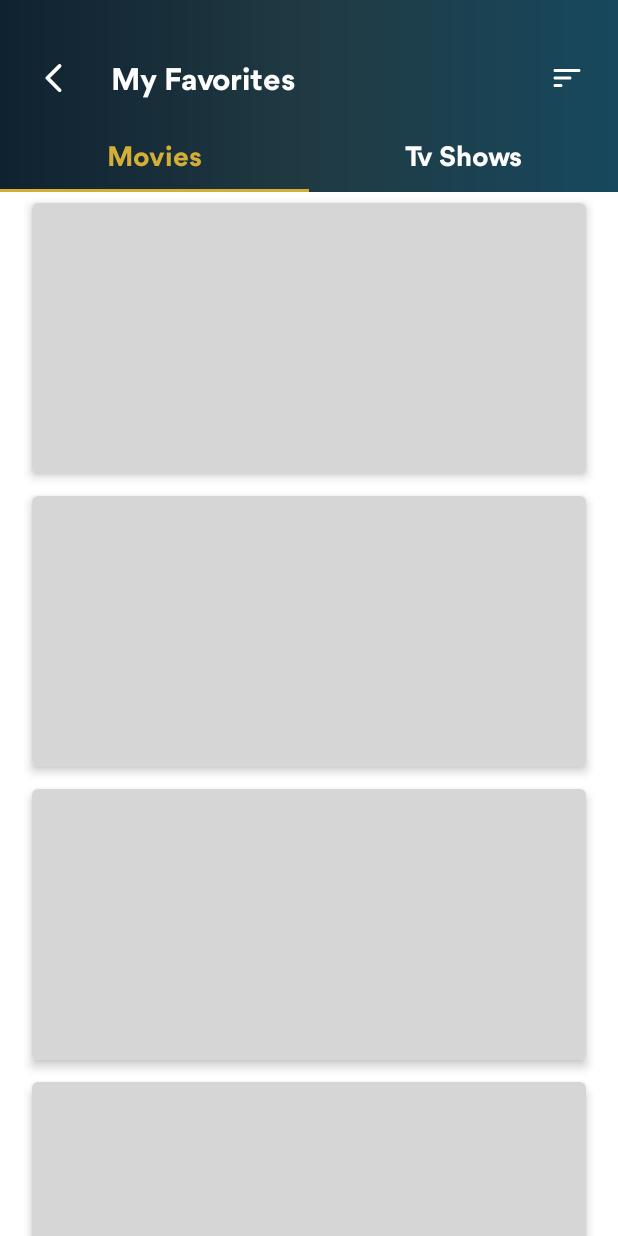
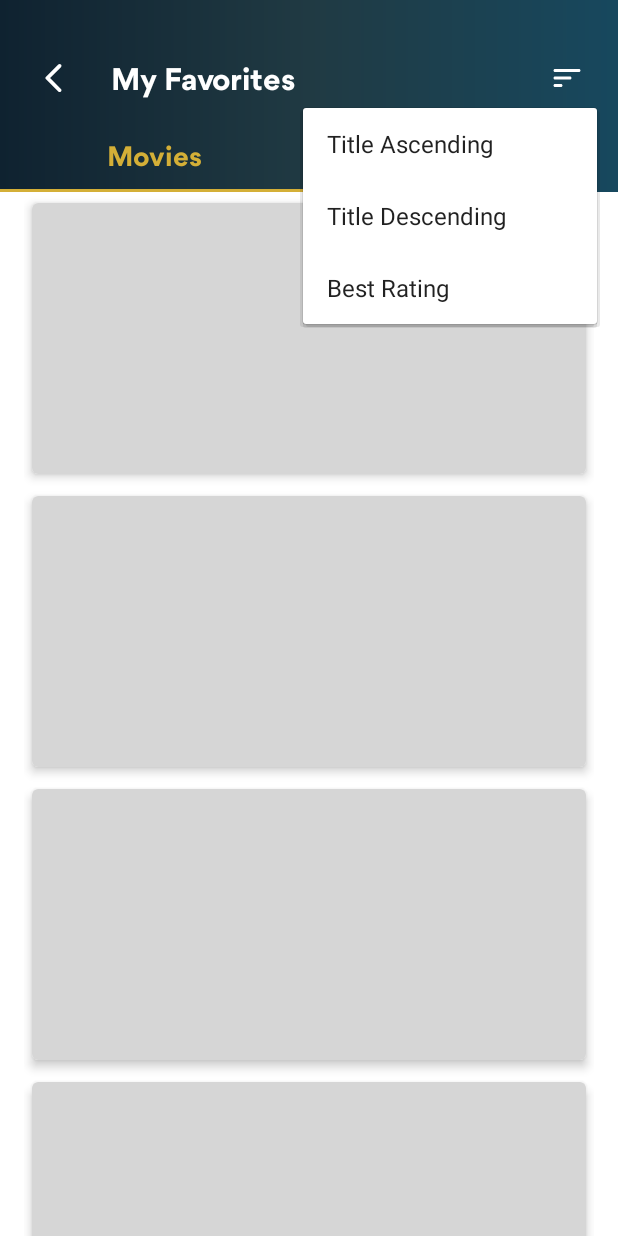
Before and after one commit to febianbatubara/MovieCatalog, an Android app: the FavMovieFragment screen opened directly, with no data from a screen before it, after a tap on "Bookmark to Favorite Button", on a phone screen of 412 x 824 dp. Run offline under Robolectric (Android 15) with nearby library versions, the phone set to English and light mode, and no system bars; our stand-ins replace Shimmer, paging; libraries missing offline, so code that uses them is left out: androidx.paging; 4 statements that could not run were skipped.

Commit message:
add favorite movie sorting

```diff
--- a/app/build.gradle
+++ b/app/build.gradle
@@ -60,6 +60,7 @@ dependencies {
 
     //database
     implementation "androidx.room:room-runtime:$roomRuntimeVersion"
+    implementation "org.jetbrains.kotlin:kotlin-stdlib:$kotlin_version"
     kapt "androidx.room:room-compiler:$roomVersion"
 
     //testing
--- a/app/src/main/java/com/febian/android/moviecatalog/data/CatalogDataSource.kt
+++ b/app/src/main/java/com/febian/android/moviecatalog/data/CatalogDataSource.kt
@@ -16,7 +16,7 @@ interface CatalogDataSource {
 
     fun getTvShowDetail(tvShowId: Int): LiveData<Resource<TvShowEntity>>
 
-    fun getFavoritedMovies(): LiveData<PagedList<MovieEntity>>
+    fun getFavoritedMovies(sort: String): LiveData<PagedList<MovieEntity>>
 
     fun getFavoritedTvShows(): LiveData<PagedList<TvShowEntity>>
 
--- a/app/src/main/java/com/febian/android/moviecatalog/data/source/local/room/CatalogDao.kt
+++ b/app/src/main/java/com/febian/android/moviecatalog/data/source/local/room/CatalogDao.kt
@@ -3,6 +3,7 @@ package com.febian.android.moviecatalog.data.source.local.room
 import androidx.lifecycle.LiveData
 import androidx.paging.DataSource
 import androidx.room.*
+import androidx.sqlite.db.SupportSQLiteQuery
 import com.febian.android.moviecatalog.data.source.local.entity.MovieEntity
 import com.febian.android.moviecatalog.data.source.local.entity.TvShowEntity
 
@@ -12,8 +13,8 @@ interface CatalogDao {
     @Query("SELECT * FROM movie_entities")
     fun getMovies(): DataSource.Factory<Int, MovieEntity>
 
-    @Query("SELECT * FROM movie_entities where favorited == 1")
-    fun getFavoritedMovies(): DataSource.Factory<Int, MovieEntity>
+    @RawQuery(observedEntities = [MovieEntity::class])
+    fun getFavoritedMovies(query: SupportSQLiteQuery): DataSource.Factory<Int, MovieEntity>
 
     @Query("SELECT * FROM movie_entities WHERE movieId = :movieId")
     fun getMovieDetail(movieId: Int): LiveData<MovieEntity>
--- a/app/src/main/java/com/febian/android/moviecatalog/ui/favorite/FavoriteActivity.kt
+++ b/app/src/main/java/com/febian/android/moviecatalog/ui/favorite/FavoriteActivity.kt
@@ -1,15 +1,20 @@
 package com.febian.android.moviecatalog.ui.favorite
 
+import android.annotation.SuppressLint
 import android.os.Bundle
+import android.view.Gravity
 import android.view.WindowManager
-import android.widget.Toast
+import android.widget.PopupMenu
 import androidx.appcompat.app.AppCompatActivity
+import com.febian.android.moviecatalog.R
 import com.febian.android.moviecatalog.databinding.ActivityFavoriteBinding
-import com.febian.android.moviecatalog.ui.home.SectionsPagerAdapter
+import com.febian.android.moviecatalog.utils.SortUtils
 
 class FavoriteActivity : AppCompatActivity() {
 
     private lateinit var activityFavoriteBinding: ActivityFavoriteBinding
+
+    private val sortListeners: MutableList<DataSortListener> = mutableListOf()
 
     override fun onCreate(savedInstanceState: Bundle?) {
         super.onCreate(savedInstanceState)
@@ -20,13 +25,7 @@ class FavoriteActivity : AppCompatActivity() {
 
         setupViewPager()
         activityFavoriteBinding.btnBack.setOnClickListener { this@FavoriteActivity.finish() }
-        activityFavoriteBinding.btnSort.setOnClickListener {
-            Toast.makeText(
-                this,
-                "Sort",
-                Toast.LENGTH_SHORT
-            ).show()
-        }
+        activityFavoriteBinding.btnSort.setOnClickListener { showSortMenu() }
     }
 
     private fun setWindowFlag() {
@@ -41,4 +40,39 @@ class FavoriteActivity : AppCompatActivity() {
         activityFavoriteBinding.viewPagerFavorite.adapter = sectionsPagerAdapter
         activityFavoriteBinding.tabsFavorite.setupWithViewPager(activityFavoriteBinding.viewPagerFavorite)
     }
+
+    @Synchronized
+    @SuppressLint("RtlHardcoded")
+    private fun showSortMenu() {
+        var sort = ""
+        val popupMenu = PopupMenu(this, activityFavoriteBinding.btnSort, Gravity.RIGHT)
+        popupMenu.menuInflater.inflate(R.menu.sort_menu, popupMenu.menu)
+        popupMenu.setOnMenuItemClickListener { menuItem ->
+            when (menuItem.itemId) {
+                R.id.action_title_desc -> sort = SortUtils.TITLE_DESC
+                R.id.action_title_asc -> sort = SortUtils.TITLE_ASC
+                R.id.action_best_rating -> sort = SortUtils.BEST_RATING
+            }
+            menuItem.isChecked = true
+            for (listener in sortListeners) {
+                listener.onDataSorted(sort)
+            }
+            true
+        }
+        popupMenu.show()
+    }
+
+    @Synchronized
+    fun registerDataSortListener(listener: DataSortListener?) {
+        listener?.let { sortListeners.add(it) }
+    }
+
+    @Synchronized
+    fun unregisterDataSortListener(listener: DataSortListener?) {
+        sortListeners.remove(listener)
+    }
+
+    interface DataSortListener {
+        fun onDataSorted(sort: String)
+    }
 }
--- a/app/src/main/java/com/febian/android/moviecatalog/ui/favorite/movie/FavMovieFragment.kt
+++ b/app/src/main/java/com/febian/android/moviecatalog/ui/favorite/movie/FavMovieFragment.kt
@@ -1,5 +1,6 @@
 package com.febian.android.moviecatalog.ui.favorite.movie
 
+import android.content.Context
 import android.os.Bundle
 import android.view.LayoutInflater
 import android.view.View
@@ -11,13 +12,16 @@ import androidx.paging.PagedList
 import androidx.recyclerview.widget.LinearLayoutManager
 import com.febian.android.moviecatalog.data.source.local.entity.MovieEntity
 import com.febian.android.moviecatalog.databinding.FragmentMovieBinding
+import com.febian.android.moviecatalog.ui.favorite.FavoriteActivity
 import com.febian.android.moviecatalog.ui.movie.MovieAdapter
+import com.febian.android.moviecatalog.utils.SortUtils
 import com.febian.android.moviecatalog.viewmodel.ViewModelFactory
 
-class FavMovieFragment : Fragment() {
+class FavMovieFragment : Fragment(), FavoriteActivity.DataSortListener {
 
     private lateinit var movieBinding: FragmentMovieBinding
     private val movieAdapter by lazy { MovieAdapter() }
+    private lateinit var viewModel: FavMovieViewModel
 
     override fun onCreateView(
         inflater: LayoutInflater, container: ViewGroup?,
@@ -32,13 +36,14 @@ class FavMovieFragment : Fragment() {
 
         if (activity != null) {
             val factory = ViewModelFactory.getInstance(requireActivity())
-            val viewModel = ViewModelProvider(
+            viewModel = ViewModelProvider(
                 this,
                 factory
             )[FavMovieViewModel::class.java]
 
             showLoading(true)
-            viewModel.getFavoriteMovies().observe(viewLifecycleOwner, movieObserver)
+            viewModel.getFavoriteMovies(SortUtils.TITLE_ASC)
+                .observe(viewLifecycleOwner, movieObserver)
             setUpRecyclerView()
         }
     }
@@ -77,4 +82,18 @@ class FavMovieFragment : Fragment() {
             movieBinding.tvEmptyItem.visibility = View.GONE
         }
     }
+
+    override fun onDataSorted(sort: String) {
+        viewModel.getFavoriteMovies(sort).observe(viewLifecycleOwner, movieObserver)
+    }
+
+    override fun onAttach(context: Context) {
+        super.onAttach(context)
+        (activity as FavoriteActivity).registerDataSortListener(this)
+    }
+
+    override fun onDestroy() {
+        super.onDestroy()
+        (activity as FavoriteActivity).unregisterDataSortListener(this)
+    }
 }
--- a/app/src/main/java/com/febian/android/moviecatalog/ui/favorite/movie/FavMovieViewModel.kt
+++ b/app/src/main/java/com/febian/android/moviecatalog/ui/favorite/movie/FavMovieViewModel.kt
@@ -8,6 +8,6 @@ import com.febian.android.moviecatalog.data.source.local.entity.MovieEntity
 
 class FavMovieViewModel(private val catalogRepository: CatalogRepository) : ViewModel() {
 
-    fun getFavoriteMovies(): LiveData<PagedList<MovieEntity>> =
-        catalogRepository.getFavoritedMovies()
+    fun getFavoriteMovies(sort: String): LiveData<PagedList<MovieEntity>> =
+        catalogRepository.getFavoritedMovies(sort)
 }
--- /dev/null
+++ b/app/src/main/res/menu/sort_menu.xml
@@ -0,0 +1,15 @@
+<?xml version="1.0" encoding="utf-8"?>
+<menu xmlns:android="http://schemas.android.com/apk/res/android" android:layoutDirection="rtl">
+
+    <group>
+        <item
+            android:id="@+id/action_title_asc"
+            android:title="@string/menu_title_asc" />
+        <item
+            android:id="@+id/action_title_desc"
+            android:title="@string/menu_title_desc" />
+        <item
+            android:id="@+id/action_best_rating"
+            android:title="@string/menu_best_rating" />
+    </group>
+</menu>
--- a/app/src/main/res/values/strings.xml
+++ b/app/src/main/res/values/strings.xml
@@ -26,4 +26,7 @@
         Release date: %2$s
     </string>
     <string name="empty">Empty</string>
+    <string name="menu_title_asc">Title Ascending</string>
+    <string name="menu_title_desc">Title Descending</string>
+    <string name="menu_best_rating">Best Rating</string>
 </resources>
--- a/app/src/main/res/values/themes.xml
+++ b/app/src/main/res/values/themes.xml
@@ -7,7 +7,7 @@
         <item name="colorOnPrimary">@color/white</item>
         <item name="colorControlHighlight">@color/white</item>
         <!-- Secondary brand color. -->
-        <item name="colorSecondary">@color/teal_200</item>
+        <item name="colorSecondary">@color/gold</item>
         <item name="colorSecondaryVariant">@color/teal_700</item>
         <item name="colorOnSecondary">@color/black</item>
         <!-- Status bar color. -->
@@ -44,5 +44,4 @@
         <item name="fontFamily">@font/gordita_bold</item>
         <item name="android:textSize">18sp</item>
     </style>
-
 </resources>
```
Also changed, not shown: app/src/main/java/com/febian/android/moviecatalog/data/CatalogRepository.kt (+5 -2 lines), app/src/main/java/com/febian/android/moviecatalog/data/source/local/LocalDataSource.kt (+5 -2 lines), app/src/main/java/com/febian/android/moviecatalog/utils/SortUtils.kt (added, +25 -0 lines).
